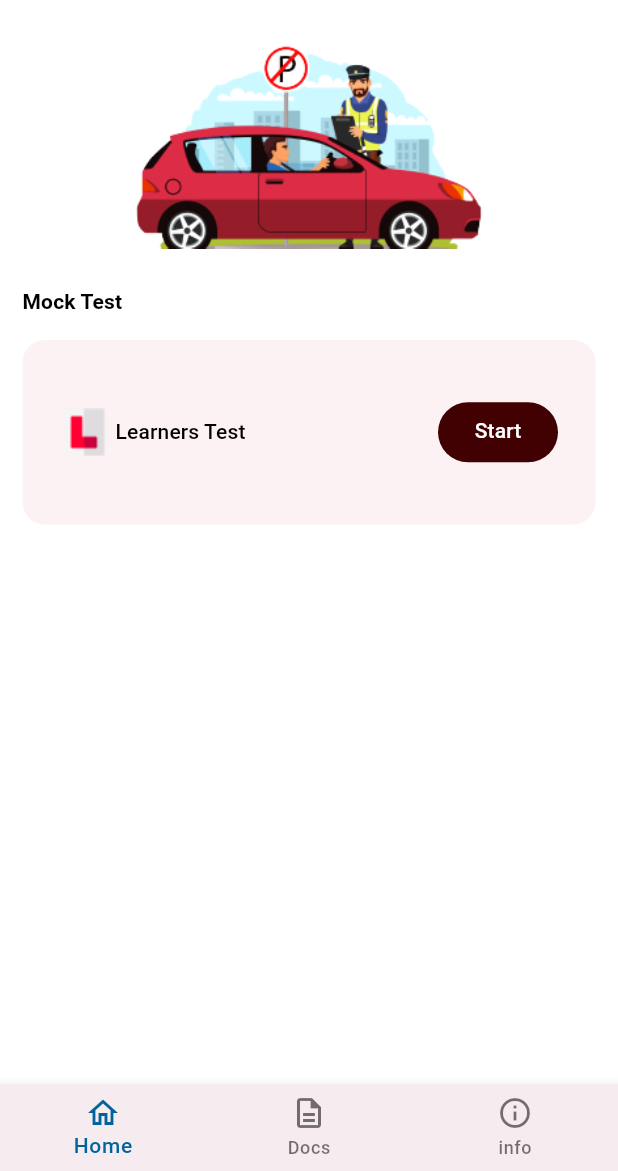
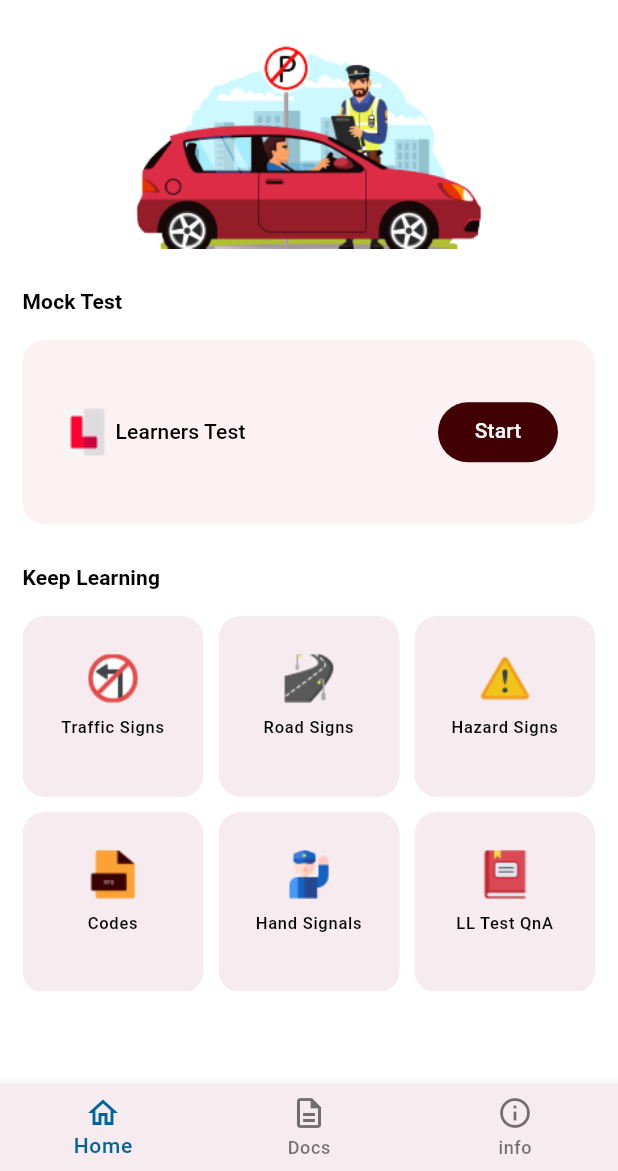
Before and after one commit to sacrilegioushero220/Learners-Choice-App, a Flutter app: the screen it shows after launch, on a phone screen of 412 x 824 dp, the part 65-1236 px from its top. Run offline on Flutter 3.47's test engine with Material 2 defaults, Android fonts, the phone set to English and light mode, and no system bars; our stand-ins replace google_fonts.

Commit message:
HomeScreen Completed

```diff
--- a/lib/core/Theme/text_theme.dart
+++ b/lib/core/Theme/text_theme.dart
@@ -148,10 +148,11 @@ class CustomTextTheme {
       letterSpacing: 0.5,
     ),
     bodySmall: GoogleFonts.roboto(
-      color: Colors.white,
+      color: Colors.black,
       fontSize: 11.0,
       fontWeight: FontWeight.w500,
-      letterSpacing: 0.5,
+      height: 1.10,
+      letterSpacing: 0.50,
     ),
     labelLarge: GoogleFonts.roboto(
       color: Colors.white,
--- a/lib/core/constants/text.dart
+++ b/lib/core/constants/text.dart
@@ -1,5 +1,4 @@
 //Intro
-
 String introTitle = "Learner's Choice";
 String introSubtitle = "Simple way to learn  and imporve driving skills";
 String bodyTitle1 = "Practice Learners Licence Exam";
@@ -7,10 +6,9 @@ String bodyTitle2 = "Parivahan's question bank";
 String bodyTitle3 = "Tips for beginners";
 
 //NameScreen
-
 String choiceLogo = "assets/Images/namescreen/Choice.png";
 String titleNameScreen1 = 'Hi, Welcome to ';
-String titleNameScreen2 = 'Learner’s Choice';
+String titleNameScreen2 = "Learner’s Choice";
 String smallTitleNameScreen = 'What should we call you';
 String mobileLogo = "assets/Images/namescreen/mobile.png";
 
@@ -24,3 +22,19 @@ String carHomePage = "assets/Images/homescreen/car.png";
 String appBarTitle = "Learner's Choice";
 String avatar1Path = "assets/avatars/1.png";
 String lIconPath = "assets/Images/homescreen/L.png";
+
+//GridViewItemIconPath
+String gridViewItemIcon1 = "assets/Images/homescreen/TrafficSigns.png";
+String gridViewItemIcon2 = "assets/Images/homescreen/RoadSign.png";
+String gridViewItemIcon3 = "assets/Images/homescreen/HazardSigns.png";
+String gridViewItemIcon4 = "assets/Images/homescreen/Codes.png";
+String gridViewItemIcon5 = "assets/Images/homescreen/HandSignals.png";
+String gridViewItemIcon6 = "assets/Images/homescreen/LLTestQna.png";
+
+//GridViewItemlabel
+String gridViewItemlabel1 = "Traffic Signs";
+String gridViewItemlabel2 = "Road Signs";
+String gridViewItemlabel3 = "Hazard Signs";
+String gridViewItemlabel4 = "Codes";
+String gridViewItemlabel5 = "Hand Signals";
+String gridViewItemlabel6 = "LL Test QnA";
--- a/lib/core/extensions/text_extension.dart
+++ b/lib/core/extensions/text_extension.dart
@@ -25,6 +25,7 @@ extension TextHelper on BuildContext {
   TextStyle? get titleSmallLight => lightTextTheme.titleSmall;
   TextStyle? get headlineMediumLight => lightTextTheme.headlineMedium;
   TextStyle? get overlineLight => lightTextTheme.labelSmall;
+  TextStyle? get captionLight => lightTextTheme.bodySmall;
 }
 
 TextStyle? getCustomHeadlineMediumLight(BuildContext context, Color color) {
--- a/lib/core/models/tile_card_model.dart
+++ /dev/null
@@ -1,6 +0,0 @@
-class TileCard {
-  final String iconPath;
-  final String label;
-
-  TileCard({required this.iconPath, required this.label});
-}
--- /dev/null
+++ b/lib/features/Intro/Presentation/widgets/custom_grid_view_item.dart
@@ -0,0 +1,76 @@
+import 'package:flutter/material.dart';
+import 'package:learners_choice_app/core/extensions/text_extension.dart';
+import 'package:learners_choice_app/features/Intro/Presentation/UI/name_screen.dart';
+
+Widget buildCustomGridViewItem(
+  String iconPath,
+  String label,
+  BuildContext context,
+) {
+  return Container(
+    height: 100,
+    padding: const EdgeInsets.all(10),
+    decoration: ShapeDecoration(
+      color: const Color(0xFFF6EBEE),
+      shape: RoundedRectangleBorder(
+        borderRadius: BorderRadius.circular(15),
+      ),
+    ),
+    child: Column(
+      crossAxisAlignment: CrossAxisAlignment.center,
+      children: [
+        const SizedBox(height: 15),
+        buildImageWidget(
+          width: 34,
+          height: 33,
+          imagePath: iconPath,
+        ),
+        const SizedBox(height: 10),
+        Expanded(
+          child: Text(
+            label,
+            style: context.captionLight,
+            textAlign: TextAlign.center,
+          ),
+        ),
+      ],
+    ),
+  );
+}
+
+
+
+
+
+
+
+
+  //             Container(
+  //   width: 50,
+  //   height: 50,
+  //   padding: const EdgeInsets.all(10),
+  //   decoration: ShapeDecoration(
+  //     color: const Color(0xFFF6EBEE),
+  //     shape: RoundedRectangleBorder(
+  //       borderRadius: BorderRadius.circular(15),
+  //     ),
+  //   ),
+  //   child: Padding(
+  //     padding: const EdgeInsets.only(top: 15),
+  //     child: Column(
+  //       crossAxisAlignment: CrossAxisAlignment.center,
+  //       children: [
+  //         buildImageWidget(
+  //           width: 34,
+  //           height: 33,
+  //           imagePath: iconPath,
+  //         ),
+  //         const SizedBox(height: 15),
+  //         Text(
+  //           label,
+  //           style: context.lightTextTheme.headlineMedium,
+  //         ),
+  //       ],
+  //     ),
+  //   ),
+  // );
--- a/lib/features/Intro/Presentation/widgets/ll_tile.dart
+++ b/lib/features/Intro/Presentation/widgets/ll_tile.dart
@@ -2,7 +2,6 @@ import 'package:flutter/material.dart';
 import 'package:learners_choice_app/core/constants/text.dart';
 import 'package:learners_choice_app/core/extensions/text_extension.dart';
 import 'package:learners_choice_app/features/Intro/Presentation/UI/name_screen.dart';
-
 import '../../../../core/widgets/customButtons/custom_round_button.dart';
 
 Widget buildLLTile(BuildContext context) {
--- a/lib/features/Intro/home/presentation/home_screen.dart
+++ b/lib/features/Intro/home/presentation/home_screen.dart
@@ -3,6 +3,7 @@ import 'package:learners_choice_app/core/constants/text.dart';
 import 'package:learners_choice_app/core/extensions/color_extention.dart';
 import 'package:learners_choice_app/core/extensions/text_extension.dart';
 import 'package:learners_choice_app/features/Intro/Presentation/UI/name_screen.dart';
+import 'package:learners_choice_app/features/Intro/Presentation/widgets/custom_grid_view_item.dart';
 import 'package:learners_choice_app/features/Intro/Presentation/widgets/ll_tile.dart';
 
 class HomeScreen extends StatelessWidget {
@@ -60,7 +61,40 @@ class HomeScreen extends StatelessWidget {
               const SizedBox(
                 height: 25,
               ),
-              buildLLTile(context)
+              buildLLTile(context),
+              const SizedBox(
+                height: 35,
+              ),
+              Text(
+                "Keep Learning",
+                style: context.lightTextTheme.headlineMedium,
+              ),
+              const SizedBox(
+                height: 25,
+              ),
+              SizedBox(
+                height: 250,
+                width: 330,
+                child: GridView.count(
+                  mainAxisSpacing: 10,
+                  crossAxisSpacing: 10,
+                  crossAxisCount: 3,
+                  children: [
+                    buildCustomGridViewItem(
+                        gridViewItemIcon1, gridViewItemlabel1, context),
+                    buildCustomGridViewItem(
+                        gridViewItemIcon2, gridViewItemlabel2, context),
+                    buildCustomGridViewItem(
+                        gridViewItemIcon3, gridViewItemlabel3, context),
+                    buildCustomGridViewItem(
+                        gridViewItemIcon4, gridViewItemlabel4, context),
+                    buildCustomGridViewItem(
+                        gridViewItemIcon5, gridViewItemlabel5, context),
+                    buildCustomGridViewItem(
+                        gridViewItemIcon6, gridViewItemlabel6, context)
+                  ],
+                ),
+              )
             ],
           ),
         ),
```
